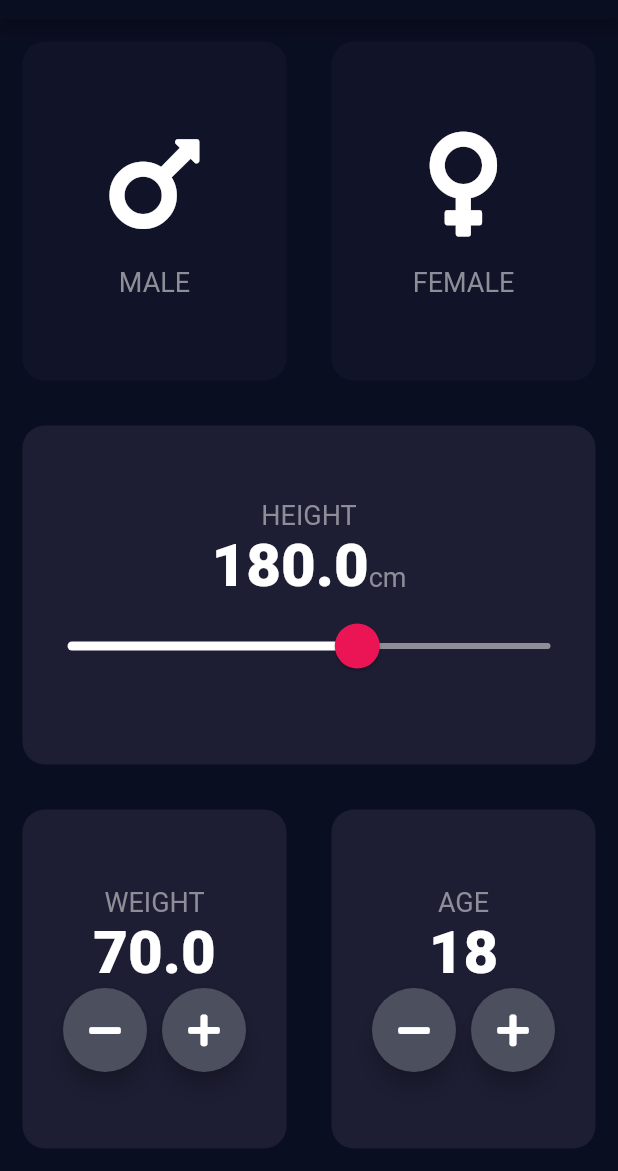
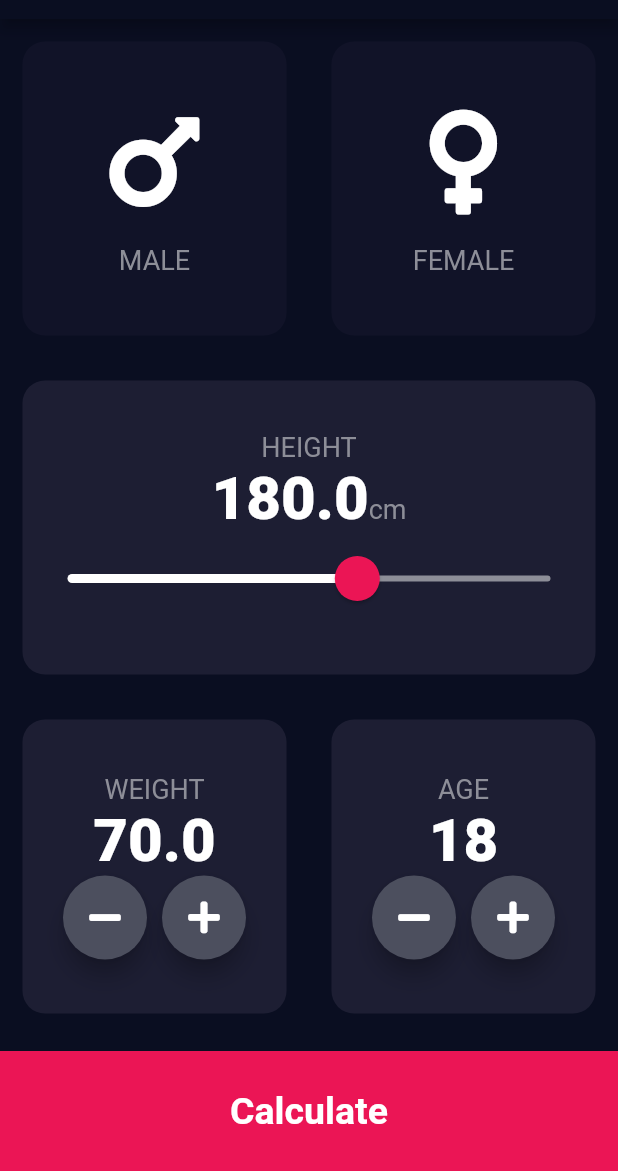
Before and after one commit to Grekoff18/BMI-Calculator, a Flutter app: the screen it shows after launch, on a phone screen of 412 x 824 dp, the part 65-1236 px from its top. Run offline on Flutter 3.47's test engine with Material 2 defaults, Android fonts, the phone set to English and light mode, and no system bars; our stand-ins replace font_awesome_flutter.

```diff
--- a/lib/main.dart
+++ b/lib/main.dart
@@ -1,5 +1,5 @@
 import 'package:flutter/material.dart';
-import 'input_page.dart';
+import './pages/input_page.dart';
 
 void main() => runApp(BMICalculator());
 
--- a/lib/input_page.dart
+++ b/lib/pages/input_page.dart
@@ -1,9 +1,12 @@
 import 'package:flutter/material.dart';
 import 'package:font_awesome_flutter/font_awesome_flutter.dart';
-import 'widgets/reuseble_block.dart';
-import 'widgets/gender_card.dart';
-// Constant from this file starting with gC_
-import 'constants/global_constants.dart';
+// Project imports
+import 'package:bmi_calculator/widgets/bottom_button.dart';
+import 'package:bmi_calculator/widgets/reuseble_block.dart';
+import 'package:bmi_calculator/widgets/round_icon_btn.dart';
+import 'package:bmi_calculator/widgets/gender_card.dart';
+import 'package:bmi_calculator/constants/global_constants.dart';
+import 'package:bmi_calculator/pages/result_page.dart';
 
 enum GenderType {
   male,
@@ -213,30 +216,17 @@ class _InputPageState extends State<InputPage> {
               ],
             ),
           ),
+          BottomButton(
+            title: "Calculate",
+            onTap: () {
+              Navigator.push(
+                  context,
+                  MaterialPageRoute(builder: (context) => ResultPage())
+              );
+            },
+          ),
         ],
       ),
     );
   }
 }
-
-class RoundIconBtn extends StatelessWidget {
-  RoundIconBtn({@required this.icon,@required this.onClick});
-
-  final IconData icon;
-  final Function onClick;
-
-  @override
-  Widget build(BuildContext context) {
-    return RawMaterialButton(
-      child: Icon(icon),
-      onPressed: onClick,
-      elevation: 6.0,
-      constraints: BoxConstraints.tightFor(
-        width: 56.0,
-        height: 56.0
-      ),
-      shape: CircleBorder(),
-      fillColor: Color(0xFF4C4F5E),
-    );
-  }
-}
--- /dev/null
+++ b/lib/widgets/bottom_button.dart
@@ -0,0 +1,31 @@
+import 'package:flutter/material.dart';
+import 'package:bmi_calculator/constants/global_constants.dart';
+
+class BottomButton extends StatelessWidget {
+  const BottomButton({
+    @required this.title,
+    @required this.onTap
+  });
+
+  final String title;
+  final Function onTap;
+
+  @override
+  Widget build(BuildContext context) {
+    return GestureDetector(
+      onTap: onTap,
+      child: Container(
+        child: Center(
+          child: Text(
+            title,
+            style: gC_largeButtonTextStyle,
+          ),
+        ),
+        color: gC_bottomContainerColor,
+        margin: EdgeInsets.only(top: 10.0),
+        width: double.infinity,
+        height: gC_bottomContainerHeight,
+      ),
+    );
+  }
+}
--- /dev/null
+++ b/lib/widgets/round_icon_btn.dart
@@ -0,0 +1,23 @@
+import 'package:flutter/material.dart';
+
+class RoundIconBtn extends StatelessWidget {
+  RoundIconBtn({@required this.icon,@required this.onClick});
+
+  final IconData icon;
+  final Function onClick;
+
+  @override
+  Widget build(BuildContext context) {
+    return RawMaterialButton(
+      child: Icon(icon),
+      onPressed: onClick,
+      elevation: 6.0,
+      constraints: BoxConstraints.tightFor(
+          width: 56.0,
+          height: 56.0
+      ),
+      shape: CircleBorder(),
+      fillColor: Color(0xFF4C4F5E),
+    );
+  }
+}
```
Also changed, not shown: lib/constants/global_constants.dart (+28 -0 lines), lib/pages/result_page.dart (added, +54 -0 lines). Lines whose indentation alone changed are shown as unchanged.
